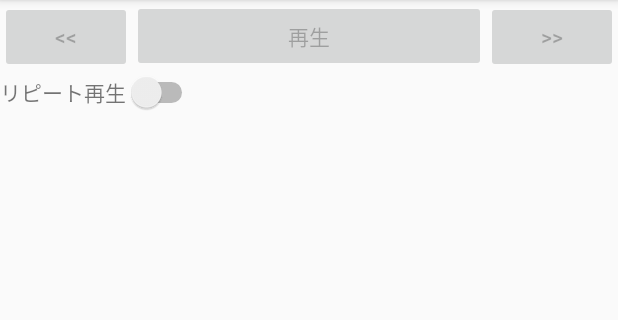
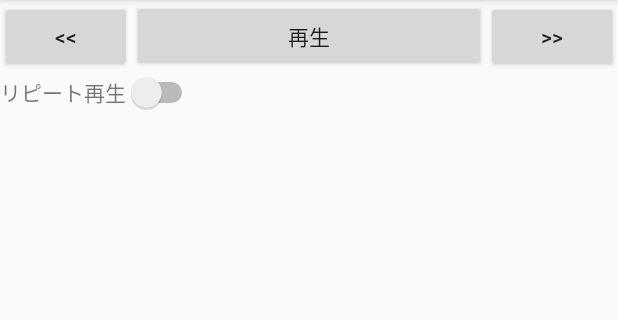
Before and after one commit to NoirTomiyama/KotlinSamples, an Android app: the screen it shows after launch (MainActivity), on a phone screen of 412 x 824 dp, the part 84-404 px from its top. Run offline under Robolectric (Android 15) with nearby library versions, the phone set to English and light mode, and no system bars.

Commit message:
メディア再生の実装

```diff
--- a/MediaSample/app/src/main/java/jp/tomiyama/noir/mediasample/MainActivity.kt
+++ b/MediaSample/app/src/main/java/jp/tomiyama/noir/mediasample/MainActivity.kt
@@ -1,12 +1,103 @@
 package jp.tomiyama.noir.mediasample
 
+import android.media.MediaPlayer
+import android.net.Uri
 import android.os.Bundle
+import android.util.Log
+import android.view.View
+import android.widget.Button
 import androidx.appcompat.app.AppCompatActivity
+import java.io.IOException
 
 class MainActivity : AppCompatActivity() {
+
+  // メディアプレーヤーフィールド
+  private var _player: MediaPlayer? = null
 
   override fun onCreate(savedInstanceState: Bundle?) {
     super.onCreate(savedInstanceState)
     setContentView(R.layout.activity_main)
+
+    // フィールドのメディアプレーヤーオブジェクトを生成
+    _player = MediaPlayer()
+    // 音声ファイルのURI文字列を作成
+    val mediaFileUriStr = "android.resource://${packageName}/${R.raw.mountain_stream}"
+    // 音声ファイルのURI文字列を元にURIオブジェクトを生成
+    val mediaFileUri = Uri.parse(mediaFileUriStr)
+    try {
+      // メディアプレーヤーに音声ファイルを指定
+      _player?.setDataSource(applicationContext, mediaFileUri)
+      // 非同期でのメディア再生準備が完了した際のリスナを設定
+      _player?.setOnPreparedListener(PlayerPreparedListener())
+      // メディア再生が終了した際のリスナを設定
+      _player?.setOnCompletionListener(PlayerCompletionListener())
+      // 非同期でメディア再生を準備
+      _player?.prepareAsync()
+    } catch (ex: IllegalArgumentException) {
+      Log.e("MediaSample", "メディアプレーヤー準備時の例外発生", ex)
+    } catch (ex: IOException) {
+      Log.e("MediaSample", "メディアプレーヤー準備時の例外発生", ex)
+    }
+  }
+
+  // プレーヤーの再生準備が整った時のリスナクラス
+  private inner class PlayerPreparedListener : MediaPlayer.OnPreparedListener {
+    override fun onPrepared(mp: MediaPlayer) {
+      // 各ボタンをタップ可能に設定
+      val btPlay = findViewById<Button>(R.id.btPlay)
+      btPlay.isEnabled = true
+      val btBack = findViewById<Button>(R.id.btBack)
+      btBack.isEnabled = true
+      val btForward = findViewById<Button>(R.id.btForward)
+      btForward.isEnabled = true
+    }
+  }
+
+  // 再生が終了したときのリスナクラス
+  private inner class PlayerCompletionListener : MediaPlayer.OnCompletionListener {
+    override fun onCompletion(mp: MediaPlayer) {
+      // 再生ボタンのラベルを「再生」に設定
+      val btPlay = findViewById<Button>(R.id.btPlay)
+      btPlay.setText(R.string.bt_play_play)
+    }
+  }
+
+  fun onPlayButtonClick(view: View) {
+    // フィールドのプレーヤーがnullじゃなかったら
+    _player?.let {
+      // 再生ボタンを取得
+      val btPlay = findViewById<Button>(R.id.btPlay)
+      // プレーヤーが再生中だったら
+      if (it.isPlaying) {
+        // プレーヤーを一時停止
+        it.pause()
+        // 再生ボタンのラベルを「再生」に設定
+        btPlay.setText(R.string.bt_play_play)
+      }
+      // プレーヤーが再生中じゃなかったら...
+      else {
+        // プレーヤーを再生
+        it.start()
+        // 再生ボタンのラベルを「一時停止」に設定
+        btPlay.setText(R.string.bt_play_pause)
+      }
+    }
+  }
+
+  override fun onDestroy() {
+    // 親クラスのメソッド呼び出し
+    super.onDestroy()
+    // フィールドのプレーヤーがnullじゃなかったら
+    _player?.let {
+      // プレーヤーが再生中なら...
+      if (it.isPlaying) {
+        // プレーヤーを停止
+        it.stop()
+      }
+      // プレーヤーを解放
+      it.release()
+      // プレーヤー用フィールドをnullに
+      _player = null
+    }
   }
 }
```
